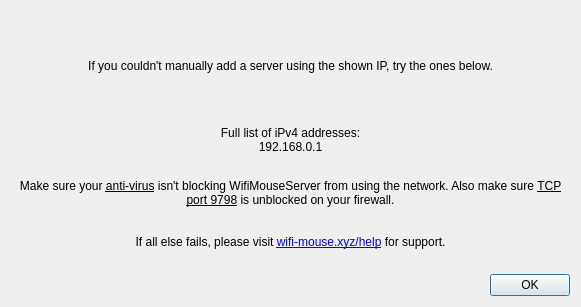
First picture: the form in helpipdialog.ui, repository krogank9/WifiMouseServer, before the edit.
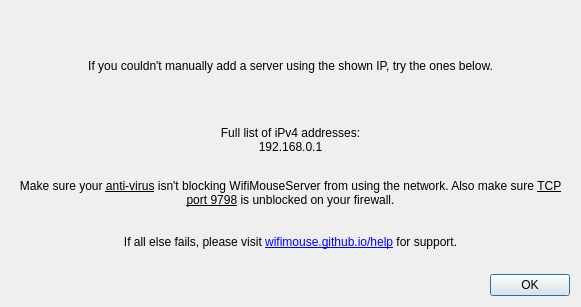
Second picture: the form after the edit.

Commit message: change website URL

The edit to the form file:
```diff
--- a/helpipdialog.ui
+++ b/helpipdialog.ui
@@ -84,7 +84,7 @@
         </size>
        </property>
        <property name="text">
-        <string>&lt;html&gt;&lt;head/&gt;&lt;body&gt;&lt;p&gt;Make sure your &lt;span style=&quot; text-decoration: underline;&quot;&gt;anti-virus&lt;/span&gt; isn't blocking WifiMouseServer from using the network. Also make sure &lt;span style=&quot; text-decoration: underline;&quot;&gt;TCP port 9798&lt;/span&gt; is unblocked on your firewall.&lt;br/&gt;&lt;br/&gt;&lt;br/&gt;If all else fails, please visit &lt;a href=&quot;http://wifi-mouse.xyz/help&quot;&gt;&lt;span style=&quot; text-decoration: underline; color:#0000ff;&quot;&gt;wifi-mouse.xyz/help&lt;/span&gt;&lt;/a&gt; for support.&lt;/p&gt;&lt;/body&gt;&lt;/html&gt;</string>
+        <string>&lt;html&gt;&lt;head/&gt;&lt;body&gt;&lt;p&gt;Make sure your &lt;span style=&quot; text-decoration: underline;&quot;&gt;anti-virus&lt;/span&gt; isn't blocking WifiMouseServer from using the network. Also make sure &lt;span style=&quot; text-decoration: underline;&quot;&gt;TCP port 9798&lt;/span&gt; is unblocked on your firewall.&lt;br/&gt;&lt;br/&gt;&lt;br/&gt;If all else fails, please visit &lt;a href=&quot;https://wifimouse.github.io/help&quot;&gt;&lt;span style=&quot; text-decoration: underline; color:#0000ff;&quot;&gt;wifimouse.github.io/help&lt;/span&gt;&lt;/a&gt; for support.&lt;/p&gt;&lt;/body&gt;&lt;/html&gt;</string>
        </property>
        <property name="textFormat">
         <enum>Qt::RichText</enum>
```
The commit also changes 1 other file.
